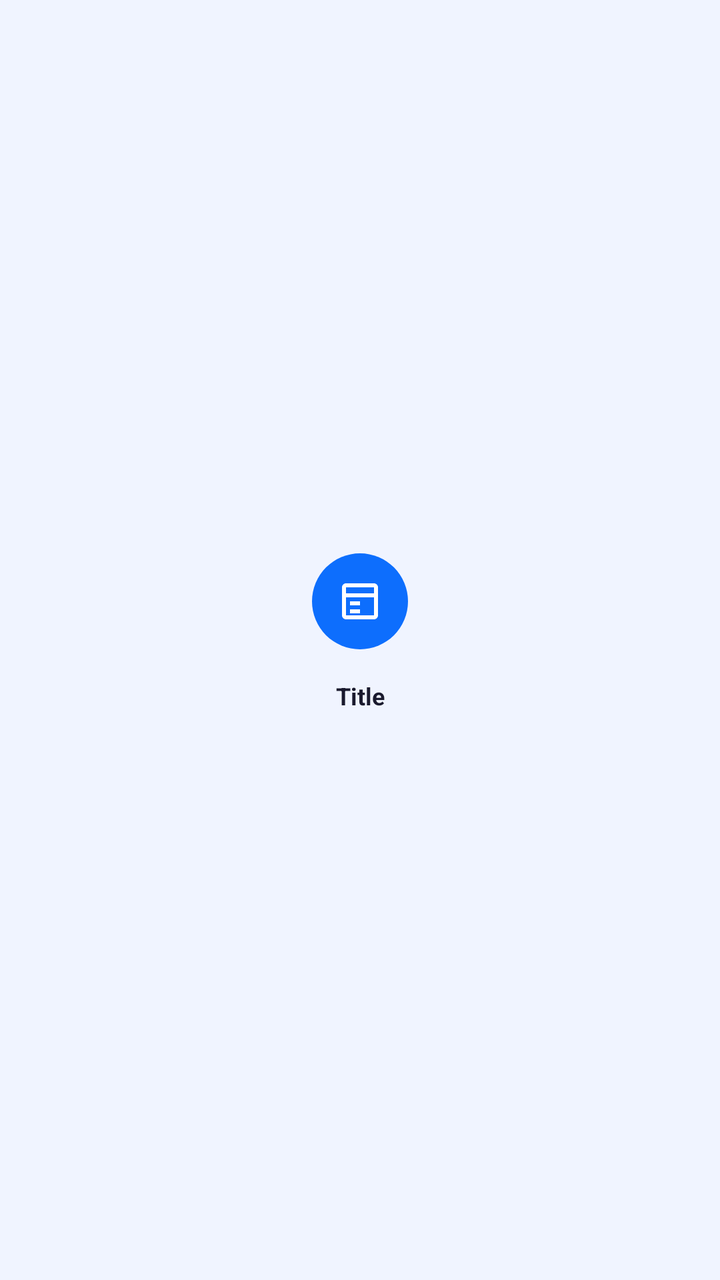
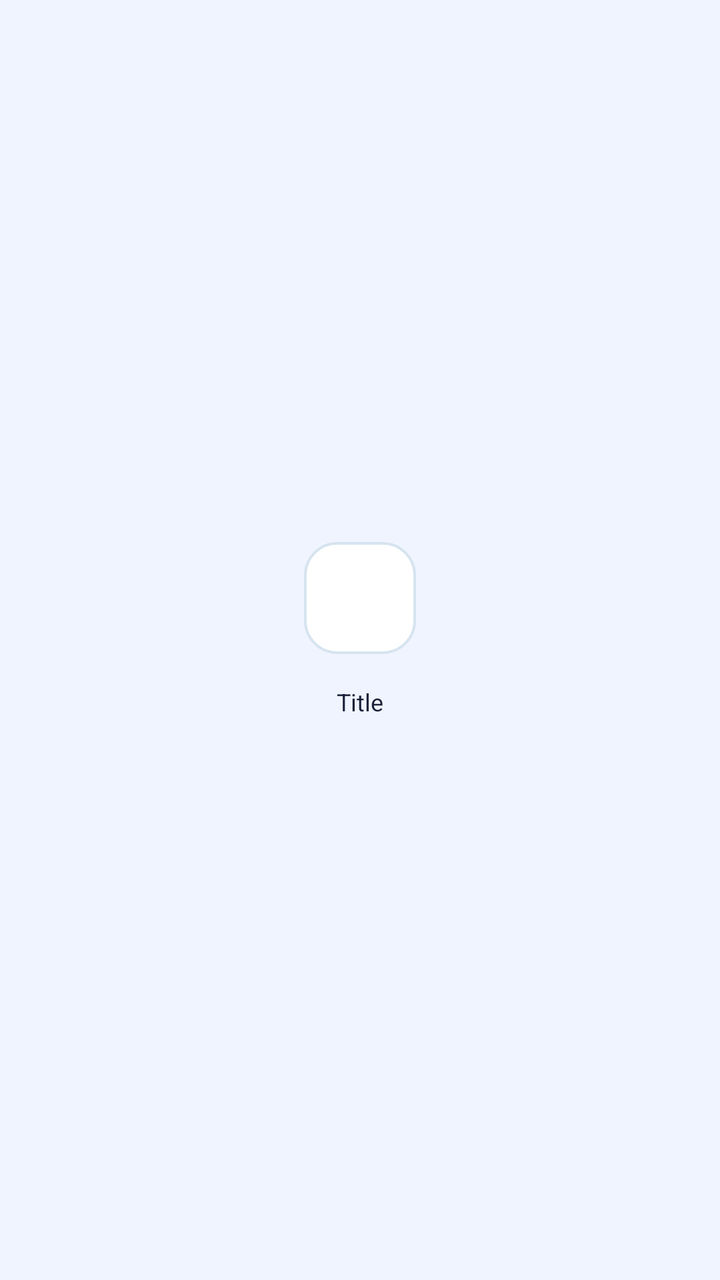

Before-and-after screenshots of an Android layout around one commit, followed by the original layout XML and the change that was made.
<!-- AndroidManifest.xml: application theme Theme.UniCare -->
<!-- res/layout/item_feature_grid.xml -->
<?xml version="1.0" encoding="utf-8"?>
<LinearLayout xmlns:android="http://schemas.android.com/apk/res/android"
    android:layout_width="match_parent"
    android:layout_height="wrap_content"
    android:orientation="vertical"
    android:gravity="center"
    android:padding="8dp">

    <LinearLayout
        android:id="@+id/iconContainer"
        android:layout_width="48dp"
        android:layout_height="48dp"
        android:background="@drawable/bg_icon_circle_blue"
        android:gravity="center">

        <ImageView
            android:id="@+id/ivIcon"
            android:layout_width="24dp"
            android:layout_height="24dp"
            android:src="@drawable/ic_calendar" />
    </LinearLayout>

    <TextView
        android:id="@+id/tvTitle"
        android:layout_width="match_parent"
        android:layout_height="wrap_content"
        android:layout_marginTop="8dp"
        android:gravity="center"
        android:text="Title"
        android:textColor="#1A1A2E"
        android:textSize="12sp"
        android:lines="2"
        android:maxLines="2"
        android:ellipsize="end"
        android:textStyle="bold" />
</LinearLayout>
<!-- resources referenced by this layout -->
<resources>
  <!-- drawable bg_icon_circle_blue (drawable) -->
  <?xml version="1.0" encoding="utf-8"?>
  <shape xmlns:android="http://schemas.android.com/apk/res/android">
      <solid android:color="#0D6EFD"/>
      <corners android:radius="100dp"/>
  </shape>
  <!-- drawable ic_calendar (drawable) -->
  <?xml version="1.0" encoding="utf-8"?>
  <vector xmlns:android="http://schemas.android.com/apk/res/android"
      android:width="24dp"
      android:height="24dp"
      android:viewportWidth="24"
      android:viewportHeight="24">
      <path
          android:fillColor="@android:color/white"
          android:pathData="M19,3H5C3.895,3 3,3.895 3,5v14c0,1.105 0.895,2 2,2h14c1.105,0 2,-0.895 2,-2V5C21,3.895 20.105,3 19,3zM19,5v3H5V5H19zM5,19V10h14v9H5zM7,12h5v2H7V12zM7,16h5v2H7V16z"/>
  </vector>
  <style name="Theme.UniCare" parent="Theme.Material3.DayNight.NoActionBar">
          
          <item name="colorPrimary">#0D6EFD</item>
          <item name="colorPrimaryVariant">#0852C8</item>
          <item name="colorOnPrimary">#FFFFFF</item>
          
          <item name="colorSecondary">#00C4A7</item>
          <item name="colorSecondaryVariant">#00A089</item>
          <item name="colorOnSecondary">#FFFFFF</item>
          
          <item name="colorSurface">#FFFFFF</item>
          <item name="colorOnSurface">#1A1A2E</item>
          
          <item name="android:colorBackground">#F0F4FF</item>
          
          <item name="android:statusBarColor">#0852C8</item>
          <item name="android:windowLightStatusBar">false</item>
          <item name="android:navigationBarColor">#FFFFFF</item>
          <item name="android:windowLightNavigationBar">true</item>
          
          <item name="materialButtonStyle">@style/Widget.UniCare.Button</item>
          <item name="textInputStyle">@style/Widget.UniCare.TextInputLayout</item>
      </style>
  <style name="Widget.UniCare.Button" parent="Widget.Material3.Button">
          <item name="android:paddingTop">14dp</item>
          <item name="android:paddingBottom">14dp</item>
          <item name="android:textSize">16sp</item>
          <item name="android:letterSpacing">0.02</item>
          <item name="android:textAllCaps">false</item>
          <item name="cornerRadius">14dp</item>
          <item name="backgroundTint">#0D6EFD</item>
          <item name="elevation">2dp</item>
      </style>
  <style name="Widget.UniCare.TextInputLayout" parent="Widget.Material3.TextInputLayout.OutlinedBox">
          <item name="boxCornerRadiusBottomEnd">12dp</item>
          <item name="boxCornerRadiusBottomStart">12dp</item>
          <item name="boxCornerRadiusTopEnd">12dp</item>
          <item name="boxCornerRadiusTopStart">12dp</item>
          <item name="boxStrokeColor">#CBD5F5</item>
          <item name="hintTextColor">#6B7280</item>
      </style>
</resources>

<!-- the commit's change to res/layout/item_feature_grid.xml (unified diff, before → after) -->
@@ -4,33 +4,36 @@
     android:layout_height="wrap_content"
     android:orientation="vertical"
     android:gravity="center"
-    android:padding="8dp">
+    android:padding="6dp"
+    android:foreground="?attr/selectableItemBackground"
+    android:clickable="true"
+    android:focusable="true">
 
     <LinearLayout
         android:id="@+id/iconContainer"
-        android:layout_width="48dp"
-        android:layout_height="48dp"
-        android:background="@drawable/bg_icon_circle_blue"
+        android:layout_width="56dp"
+        android:layout_height="56dp"
+        android:background="@drawable/bg_feature_icon_card"
         android:gravity="center">
 
         <ImageView
             android:id="@+id/ivIcon"
-            android:layout_width="24dp"
-            android:layout_height="24dp"
-            android:src="@drawable/ic_calendar" />
+            android:layout_width="38dp"
+            android:layout_height="38dp"
+            android:scaleType="fitCenter"
+            android:contentDescription="@null" />
     </LinearLayout>
 
     <TextView
         android:id="@+id/tvTitle"
         android:layout_width="match_parent"
-        android:layout_height="wrap_content"
-        android:layout_marginTop="8dp"
+        android:layout_height="36dp"
+        android:layout_marginTop="6dp"
         android:gravity="center"
         android:text="Title"
-        android:textColor="#1A1A2E"
+        android:textColor="#1A2138"
         android:textSize="12sp"
         android:lines="2"
         android:maxLines="2"
-        android:ellipsize="end"
-        android:textStyle="bold" />
+        android:ellipsize="end" />
 </LinearLayout>
<!-- resource entries referenced after the edit -->
@@ -1,22 +1,15 @@
 <!-- resources referenced by this layout -->
 <resources>
-  <!-- drawable bg_icon_circle_blue (drawable) -->
+  <!-- drawable bg_feature_icon_card (drawable) -->
   <?xml version="1.0" encoding="utf-8"?>
-  <shape xmlns:android="http://schemas.android.com/apk/res/android">
-      <solid android:color="#0D6EFD"/>
-      <corners android:radius="100dp"/>
+  <shape xmlns:android="http://schemas.android.com/apk/res/android"
+      android:shape="rectangle">
+      <solid android:color="#FFFFFF" />
+      <corners android:radius="16dp" />
+      <stroke
+          android:width="1.2dp"
+          android:color="#D6E4F0" />
   </shape>
-  <!-- drawable ic_calendar (drawable) -->
-  <?xml version="1.0" encoding="utf-8"?>
-  <vector xmlns:android="http://schemas.android.com/apk/res/android"
-      android:width="24dp"
-      android:height="24dp"
-      android:viewportWidth="24"
-      android:viewportHeight="24">
-      <path
-          android:fillColor="@android:color/white"
-          android:pathData="M19,3H5C3.895,3 3,3.895 3,5v14c0,1.105 0.895,2 2,2h14c1.105,0 2,-0.895 2,-2V5C21,3.895 20.105,3 19,3zM19,5v3H5V5H19zM5,19V10h14v9H5zM7,12h5v2H7V12zM7,16h5v2H7V16z"/>
-  </vector>
   <style name="Theme.UniCare" parent="Theme.Material3.DayNight.NoActionBar">
           
           <item name="colorPrimary">#0D6EFD</item>
